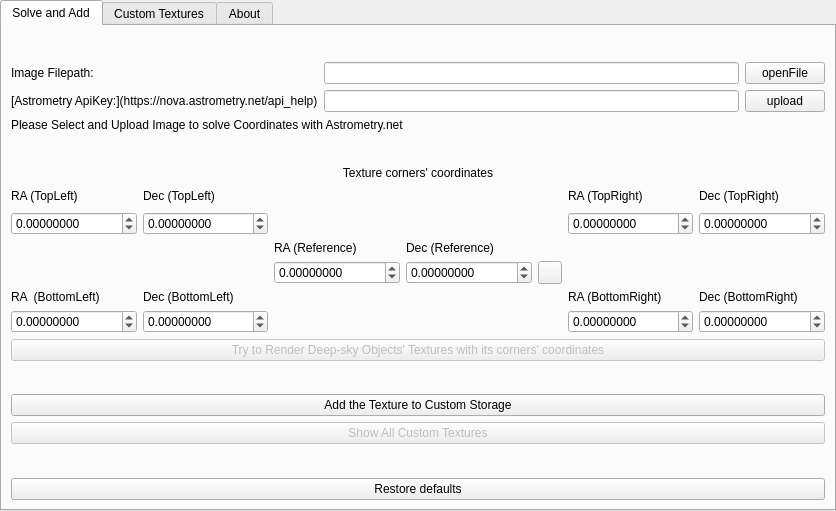
This is plugins/NebulaTextures/src/gui/nebulaTexturesDialog.ui in Stellarium/stellarium as Qt 5 draws it before an edit. The edited form follows.
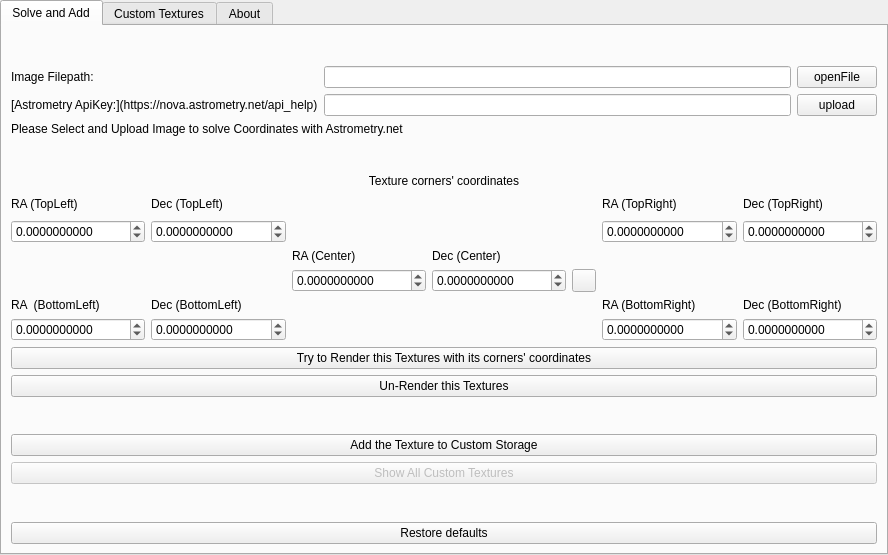
This is the edited form. The open tabs and pages were chosen to show the change. Icons and pictures are not drawn. Custom widgets are drawn as their Qt base class.

```diff
--- a/plugins/NebulaTextures/src/gui/nebulaTexturesDialog.ui
+++ b/plugins/NebulaTextures/src/gui/nebulaTexturesDialog.ui
@@ -6,8 +6,8 @@
    <rect>
     <x>0</x>
     <y>0</y>
-    <width>836</width>
-    <height>511</height>
+    <width>888</width>
+    <height>555</height>
    </rect>
   </property>
   <property name="windowTitle">
@@ -138,7 +138,7 @@
          <item row="5" column="6">
           <widget class="QDoubleSpinBox" name="bottomRightY">
            <property name="decimals">
-            <number>8</number>
+            <number>10</number>
            </property>
            <property name="minimum">
             <double>-1000.000000000000000</double>
@@ -185,7 +185,7 @@
          <item row="5" column="0">
           <widget class="QDoubleSpinBox" name="bottomLeftX">
            <property name="decimals">
-            <number>8</number>
+            <number>10</number>
            </property>
            <property name="minimum">
             <double>-1000.000000000000000</double>
@@ -201,7 +201,7 @@
          <item row="1" column="1">
           <widget class="QDoubleSpinBox" name="topLeftY">
            <property name="decimals">
-            <number>8</number>
+            <number>10</number>
            </property>
            <property name="minimum">
             <double>-1000.000000000000000</double>
@@ -233,7 +233,7 @@
             <bool>true</bool>
            </property>
            <property name="decimals">
-            <number>8</number>
+            <number>10</number>
            </property>
            <property name="minimum">
             <double>-1000.000000000000000</double>
@@ -246,7 +246,7 @@
          <item row="1" column="0">
           <widget class="QDoubleSpinBox" name="topLeftX">
            <property name="decimals">
-            <number>8</number>
+            <number>10</number>
            </property>
            <property name="minimum">
             <double>-1000.000000000000000</double>
@@ -284,7 +284,7 @@
          <item row="1" column="5">
           <widget class="QDoubleSpinBox" name="topRightX">
            <property name="decimals">
-            <number>8</number>
+            <number>10</number>
            </property>
            <property name="minimum">
             <double>-1000.000000000000000</double>
@@ -314,7 +314,7 @@
          <item row="5" column="5">
           <widget class="QDoubleSpinBox" name="bottomRightX">
            <property name="decimals">
-            <number>8</number>
+            <number>10</number>
            </property>
            <property name="minimum">
             <double>-1000.000000000000000</double>
@@ -330,7 +330,7 @@
          <item row="1" column="6">
           <widget class="QDoubleSpinBox" name="topRightY">
            <property name="decimals">
-            <number>8</number>
+            <number>10</number>
            </property>
            <property name="minimum">
             <double>-1000.000000000000000</double>
@@ -349,7 +349,7 @@
             <bool>true</bool>
            </property>
            <property name="decimals">
-            <number>8</number>
+            <number>10</number>
            </property>
            <property name="minimum">
             <double>-1000.000000000000000</double>
@@ -362,7 +362,7 @@
          <item row="5" column="1">
           <widget class="QDoubleSpinBox" name="bottomLeftY">
            <property name="decimals">
-            <number>8</number>
+            <number>10</number>
            </property>
            <property name="minimum">
             <double>-1000.000000000000000</double>
@@ -385,14 +385,14 @@
          <item row="2" column="2">
           <widget class="QLabel" name="label_rr">
            <property name="text">
-            <string>RA (Reference)</string>
+            <string>RA (Center)</string>
            </property>
           </widget>
          </item>
          <item row="2" column="3">
           <widget class="QLabel" name="label_rd">
            <property name="text">
-            <string>Dec (Reference)</string>
+            <string>Dec (Center)</string>
            </property>
           </widget>
          </item>
@@ -401,10 +401,17 @@
        <item>
         <widget class="QPushButton" name="renderButton">
          <property name="enabled">
-          <bool>false</bool>
+          <bool>true</bool>
          </property>
          <property name="text">
-          <string>Try to Render Deep-sky Objects' Textures with its corners' coordinates</string>
+          <string>Try to Render this Textures with its corners' coordinates</string>
+         </property>
+        </widget>
+       </item>
+       <item>
+        <widget class="QPushButton" name="unrenderButton">
+         <property name="text">
+          <string>Un-Render this Textures</string>
          </property>
         </widget>
        </item>
```
Left out of the diff: 10 changed lines with no effect on the pictures.
